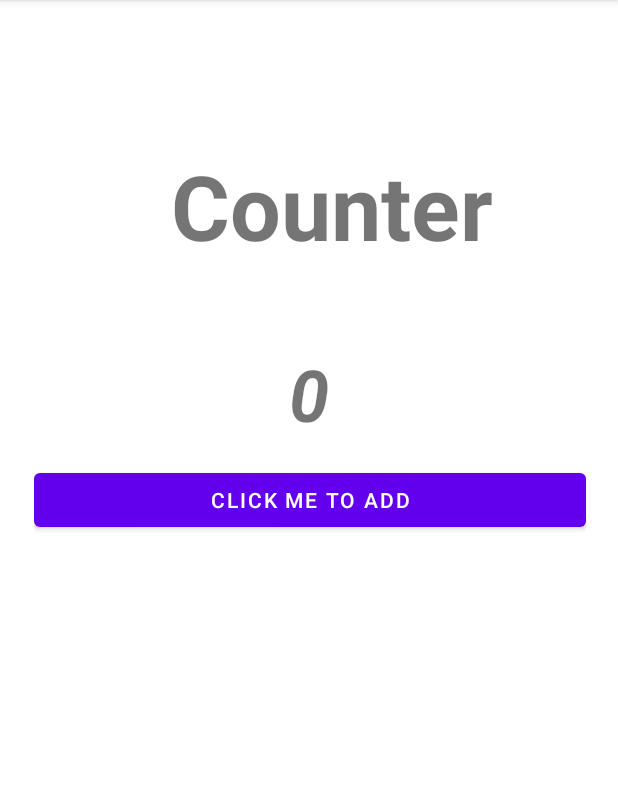
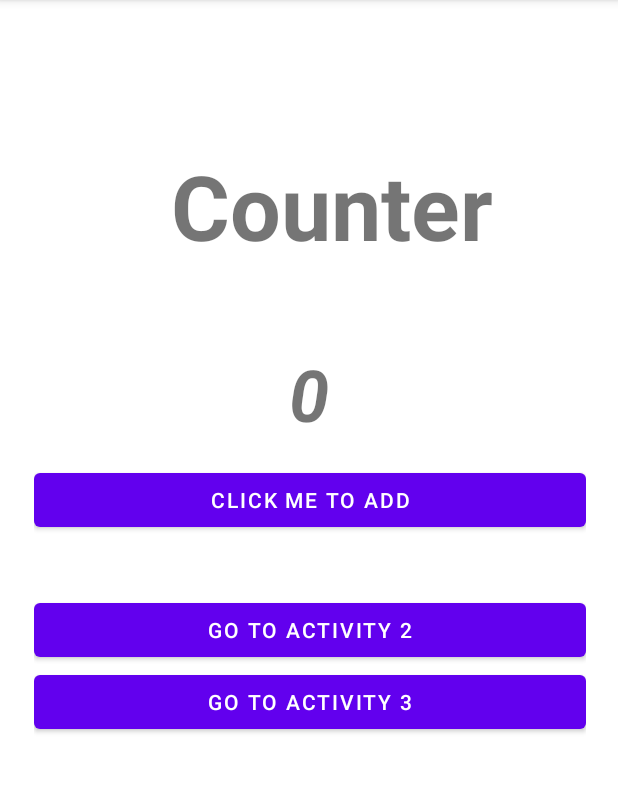
Before and after one commit to Anas428/Mobile_Computing_Progress, an Android app: the screen it shows after launch (MainActivity), on a phone screen of 412 x 824 dp, the part 84-877 px from its top. Run offline under Robolectric (Android 15) with nearby library versions, the phone set to English and light mode, and no system bars.

Commit message:
After Adding all buttons

```diff
--- a/Projects/Lec 7/ALC/app/src/main/AndroidManifest.xml
+++ b/Projects/Lec 7/ALC/app/src/main/AndroidManifest.xml
@@ -9,6 +9,8 @@
         android:roundIcon="@mipmap/ic_launcher_round"
         android:supportsRtl="true"
         android:theme="@style/Theme.ActivityLifeCycle">
+        <activity android:name=".MainActivity3"></activity>
+        <activity android:name=".MainActivity2" />
         <activity android:name=".MainActivity">
             <intent-filter>
                 <action android:name="android.intent.action.MAIN" />
--- a/Projects/Lec 7/ALC/app/src/main/res/layout/activity_main.xml
+++ b/Projects/Lec 7/ALC/app/src/main/res/layout/activity_main.xml
@@ -54,5 +54,31 @@
             android:text="Click me to add"
             android:onClick="IncreaseNumber"
             />
+
+        <TextView
+            android:id="@+id/textView6"
+            android:layout_width="match_parent"
+            android:layout_height="wrap_content" />
+
+        <TextView
+            android:id="@+id/textView7"
+            android:layout_width="match_parent"
+            android:layout_height="wrap_content" />
+
+        <Button
+            android:id="@+id/b2"
+            android:layout_width="match_parent"
+            android:layout_height="wrap_content"
+            android:text="Go to Activity 2"
+            android:onClick="GotoActivity2"
+            />
+
+        <Button
+            android:id="@+id/b3"
+            android:layout_width="match_parent"
+            android:layout_height="wrap_content"
+            android:text="Go to Activity 3"
+            android:onClick="GotoActivity3"
+            />
     </LinearLayout>
 </androidx.constraintlayout.widget.ConstraintLayout>
```
Also changed, not shown: Projects/Lec 7/ALC/app/src/main/java/com/example/activitylifecycle/MainActivity.java (+9 -0 lines), Projects/Lec 7/ALC/app/src/main/java/com/example/activitylifecycle/MainActivity2.java (added, +14 -0 lines), Projects/Lec 7/ALC/app/src/main/java/com/example/activitylifecycle/MainActivity3.java (added, +14 -0 lines), Projects/Lec 7/ALC/app/src/main/res/layout/acticity2.xml (deleted, +0 -22 lines), Projects/Lec 7/ALC/app/src/main/res/layout/activity_main2.xml (added, +51 -0 lines), Projects/Lec 7/ALC/app/src/main/res/layout/activity_main3.xml (renamed from Projects/Lec 7/ALC/app/src/main/res/layout/activity3.xml, +25 -9 lines).
